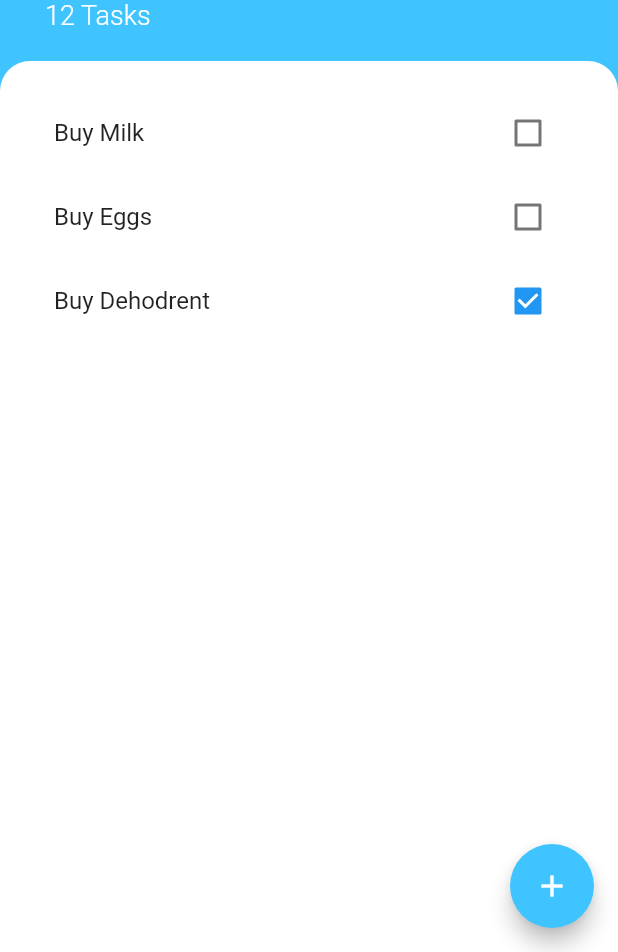
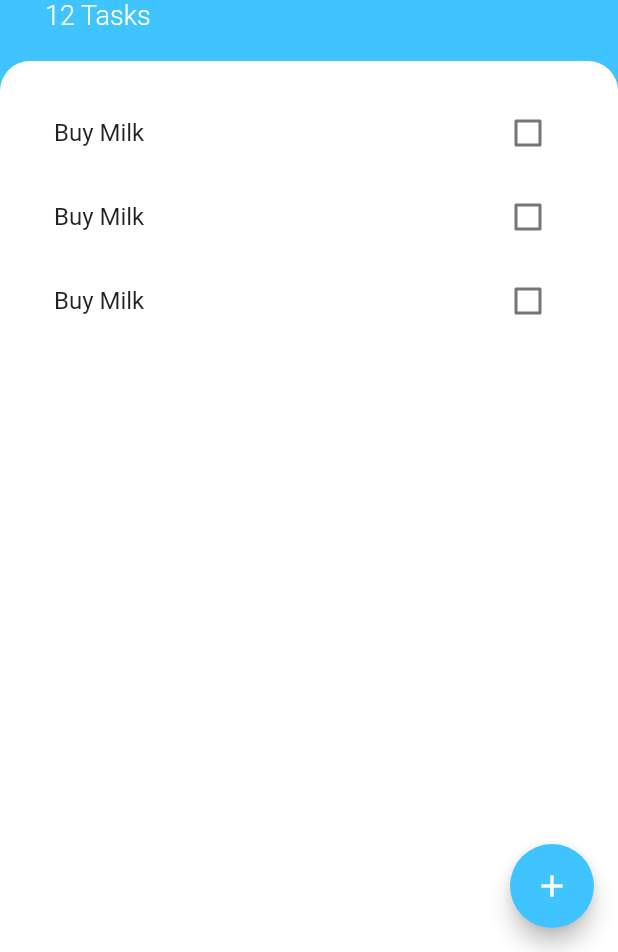
Before and after one commit to ndongchrist/flutter, a Flutter app: the screen it shows after launch, on a phone screen of 412 x 824 dp, the part 284-1236 px from its top. Run offline on Flutter 3.47's test engine with Material 2 defaults, Android fonts, the phone set to English and light mode, and no system bars; our stand-ins replace animated_text_kit, audioplayers, firebase_auth, firebase_core, font_awesome_flutter, geolocator and 1 more; accounts and stored records are empty.

```diff
--- a/todo_app/lib/screens/task.dart
+++ b/todo_app/lib/screens/task.dart
@@ -1,4 +1,7 @@
 import 'package:flutter/material.dart';
+
+import '../widgets/task_list.dart';
+import '../widgets/tasktile.dart';
 
 class TasksScreen extends StatefulWidget {
   @override
@@ -12,7 +15,10 @@ class _TasksScreenState extends State<TasksScreen> {
       home: Scaffold(
         floatingActionButton: FloatingActionButton(
           backgroundColor: Colors.lightBlueAccent,
-          onPressed: () {},
+          onPressed: () {
+            showModalBottomSheet(
+                context: context, builder: (context) => Container());
+          },
           child: Icon(Icons.add),
         ),
         backgroundColor: Colors.lightBlueAccent,
@@ -68,29 +74,7 @@ class _TasksScreenState extends State<TasksScreen> {
                 ),
                 child: Padding(
                   padding: const EdgeInsets.all(20.0),
-                  child: ListView(children: [
-                    ListTile(
-                      trailing: Checkbox(
-                        value: false,
-                        onChanged: (value) {},
-                      ),
-                      title: Text("Buy Milk"),
-                    ),
-                    ListTile(
-                      trailing: Checkbox(
-                        value: false,
-                        onChanged: (value) {},
-                      ),
-                      title: Text("Buy Eggs"),
-                    ),
-                    ListTile(
-                      trailing: Checkbox(
-                        value: true,
-                        onChanged: (value) {},
-                      ),
-                      title: Text("Buy Dehodrent"),
-                    )
-                  ]),
+                  child: TaskList(),
                 ),
               ),
             ),
--- /dev/null
+++ b/todo_app/lib/widgets/task_list.dart
@@ -0,0 +1,17 @@
+import 'package:flutter/material.dart';
+import 'package:todo_app/widgets/tasktile.dart';
+
+class TaskList extends StatelessWidget {
+  const TaskList({
+    super.key,
+  });
+
+  @override
+  Widget build(BuildContext context) {
+    return ListView(children: [
+      Tasktile(),
+      Tasktile(),
+      Tasktile(),
+    ]);
+  }
+}
--- /dev/null
+++ b/todo_app/lib/widgets/tasktile.dart
@@ -0,0 +1,14 @@
+import 'package:flutter/material.dart';
+
+class Tasktile extends StatelessWidget {
+  @override
+  Widget build(BuildContext context) {
+    return ListTile(
+      trailing: Checkbox(
+        value: false,
+        onChanged: (value) {},
+      ),
+      title: Text("Buy Milk"),
+    );
+  }
+}
```
Also changed, not shown: todo_app/lib/screens/add_task_screen.dart (added, +15 -0 lines).
